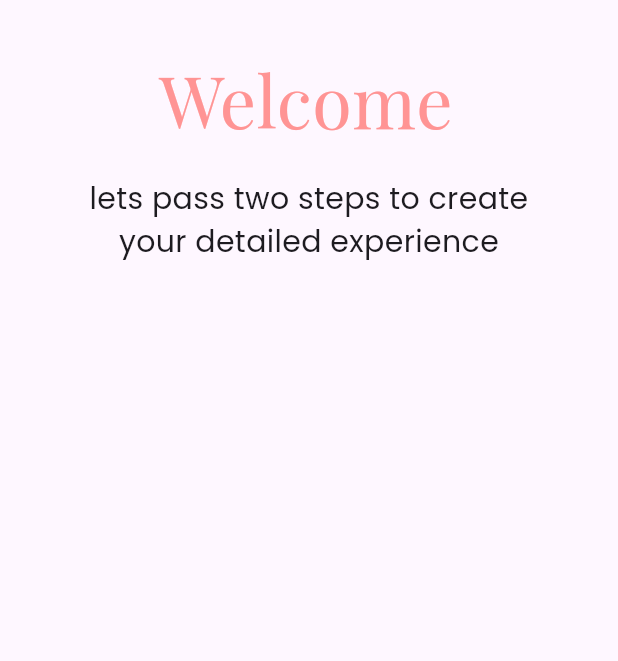
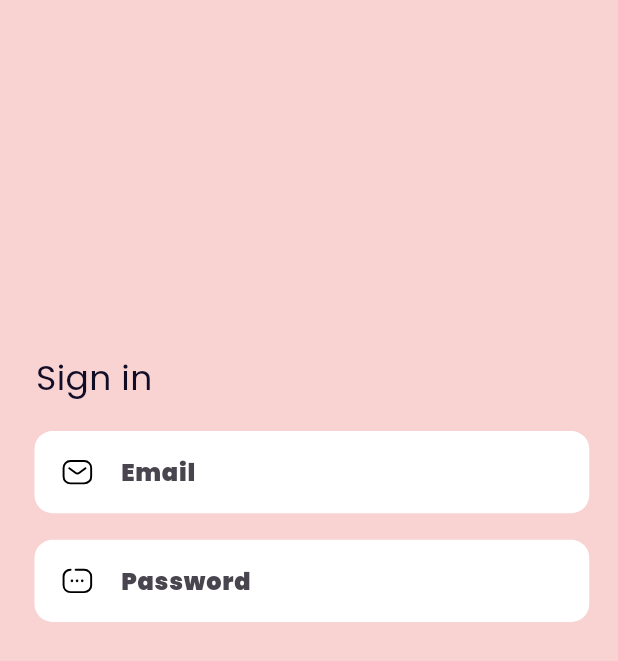
Before and after one commit to PratyushaKumarKar/misflo, a Flutter app: the screen it shows after launch, on a phone screen of 412 x 824 dp. Shown: the top 661 px of the screen. Run offline on Flutter 3.47's test engine with Material 3 defaults, Android fonts, the phone set to English and light mode, and no system bars; our stand-ins replace flutter_svg, google_fonts.

Commit message:
inputfields added

```diff
--- a/lib/main.dart
+++ b/lib/main.dart
@@ -1,47 +1,114 @@
 import 'package:flutter/material.dart';
+import 'package:flutter_svg/flutter_svg.dart';
 import 'package:google_fonts/google_fonts.dart';
 
 void main() {
-  runApp(MyApp());
+  runApp(const MyApp());
 }
 
 class MyApp extends StatelessWidget {
+  const MyApp({Key? key}) : super(key: key);
+
   @override
   Widget build(BuildContext context) {
-    print(MediaQuery.of(context).size.width);
+    var screenWidth = MediaQuery.of(context).size.width * 3;
+    var screenHeight = MediaQuery.of(context).size.height * 3;
     return MaterialApp(
       home: Scaffold(
+        backgroundColor: const Color(0xFFF9D2D2),
         body: Stack(
           children: [
-            Align(
-              alignment: Alignment.topCenter,
-              child: Padding(
-                padding: const EdgeInsets.only(top: 32),
-                child: Container(
-                  width: 200,
-                  child: Text(
-                    'Welcome',
-                    style: GoogleFonts.playfairDisplay(
-                      fontSize: 48,
-                      color: Color(0xFFFF9494), // Hex color FF9494
-                    ),
-                  ),
+            Positioned(
+              left: 0.01937984496 * screenWidth,
+              top: 0.09549356223 * screenHeight,
+              child: Text(
+                "Sign in",
+                style: GoogleFonts.poppins(
+                  fontSize: 0.01860465116 * screenWidth,
+                  color: const Color(0xFF120D26),
                 ),
               ),
             ),
             Positioned(
-                top: 118,
-                right: 54,
-                left: 54,
-                child: Container(
-                  child: Text(
-                    "lets pass two steps to create your detailed experience",
-                    style: GoogleFonts.poppins(
-                      fontSize: 20,
+              left: 0.01860465116 * screenWidth,
+              top: 0.1162374821 * screenHeight, // Adjust the position as needed
+              child: Container(
+                width: 0.2992248062 * screenWidth,
+                height: 0.02217453505 * screenHeight,
+                decoration: BoxDecoration(
+                  color: Colors.white, // Assuming you want a white background
+                  borderRadius: BorderRadius.circular(12),
+                ),
+                child: Row(
+                  children: [
+                    Padding(
+                      padding:
+                          EdgeInsets.only(left: 0.01395348837 * screenWidth),
+                      child: SvgPicture.asset(
+                        'assets/email.svg',
+                        width: 24,
+                        height: 24,
+                        color: Colors.black, // Set the desired color
+                      ),
                     ),
-                    textAlign: TextAlign.center,
-                  ),
-                ))
+                    Expanded(
+                      child: Padding(
+                        padding:
+                            EdgeInsets.only(left: 0.01317829457 * screenWidth),
+                        child: TextField(
+                          decoration: InputDecoration(
+                            border: InputBorder.none,
+                            hintText: 'Email',
+                            hintStyle: GoogleFonts.poppins(
+                                fontWeight: FontWeight.w900),
+                          ),
+                        ),
+                      ),
+                    ),
+                  ],
+                ),
+              ),
+            ),
+            Positioned(
+              left: 0.01860465116 * screenWidth,
+              top: 0.145565093 * screenHeight, // Adjust the position as needed
+              child: Container(
+                width: 0.2992248062 * screenWidth,
+                height: 0.02217453505 * screenHeight,
+                decoration: BoxDecoration(
+                  color: Colors.white, // Assuming you want a white background
+                  borderRadius: BorderRadius.circular(12),
+                ),
+                child: Row(
+                  children: [
+                    Padding(
+                      padding:
+                          EdgeInsets.only(left: 0.01395348837 * screenWidth),
+                      child: SvgPicture.asset(
+                        'assets/password.svg',
+                        width: 24,
+                        height: 24,
+                        color: Colors.black, // Set the desired color
+                      ),
+                    ),
+                    Expanded(
+                      child: Padding(
+                        padding:
+                            EdgeInsets.only(left: 0.01317829457 * screenWidth),
+                        child: TextField(
+                          decoration: InputDecoration(
+                            border: InputBorder.none,
+                            hintText: 'Password',
+                            hintStyle: GoogleFonts.poppins(
+                                fontWeight: FontWeight.w900),
+                          ),
+                        ),
+                      ),
+                    ),
+                  ],
+                ),
+              ),
+            ),
           ],
         ),
       ),
--- a/pubspec.yaml
+++ b/pubspec.yaml
@@ -36,6 +36,7 @@ dependencies:
   # Use with the CupertinoIcons class for iOS style icons.
   cupertino_icons: ^1.0.2
   google_fonts: ^6.1.0
+  flutter_svg: ^2.0.9
 
 dev_dependencies:
   flutter_test:
@@ -60,8 +61,8 @@ flutter:
   uses-material-design: true
 
   # To add assets to your application, add an assets section, like this:
-  # assets:
-  #   - images/a_dot_burr.jpeg
+  assets:
+    - assets/
   #   - images/a_dot_ham.jpeg
 
   # An image asset can refer to one or more resolution-specific "variants", see
```
Also changed, not shown: assets/email.svg (added), assets/password.svg (added), pubspec.lock.
